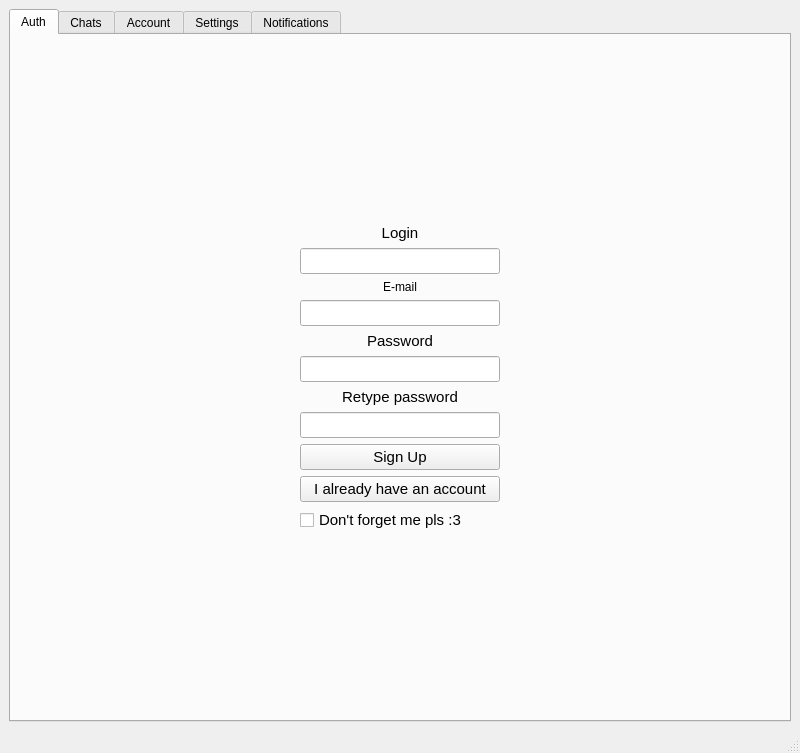
This is AlphaDesign/mainwindow.ui in Vladg24YT/Egg-Chat as Qt 5 draws it before an edit. The edited form follows.
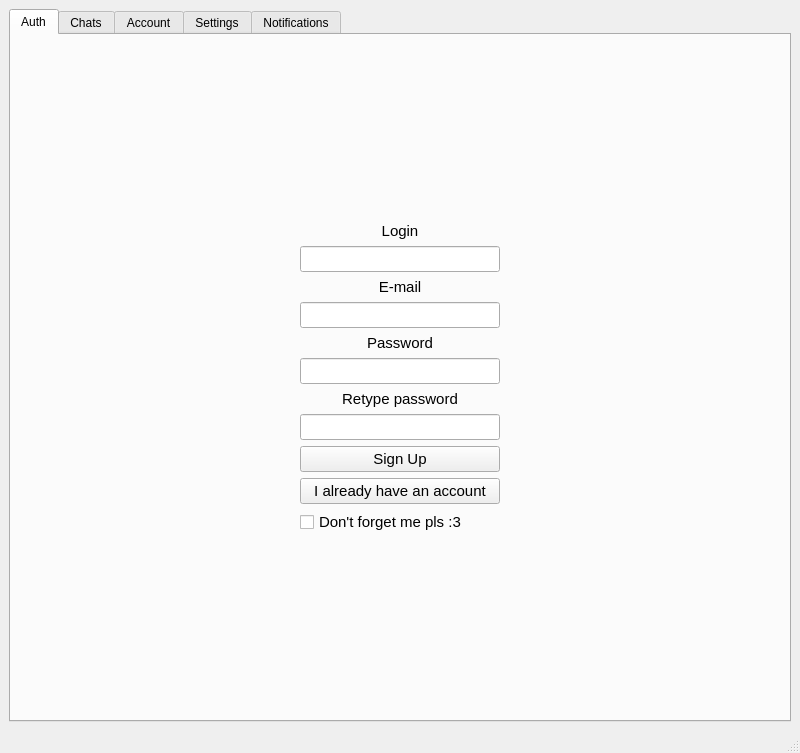
This is the edited form.

```diff
--- a/AlphaDesign/mainwindow.ui
+++ b/AlphaDesign/mainwindow.ui
@@ -84,6 +84,11 @@
           </item>
           <item>
            <widget class="QLabel" name="Email">
+            <property name="font">
+             <font>
+              <pointsize>11</pointsize>
+             </font>
+            </property>
             <property name="text">
              <string>E-mail</string>
             </property>
```
